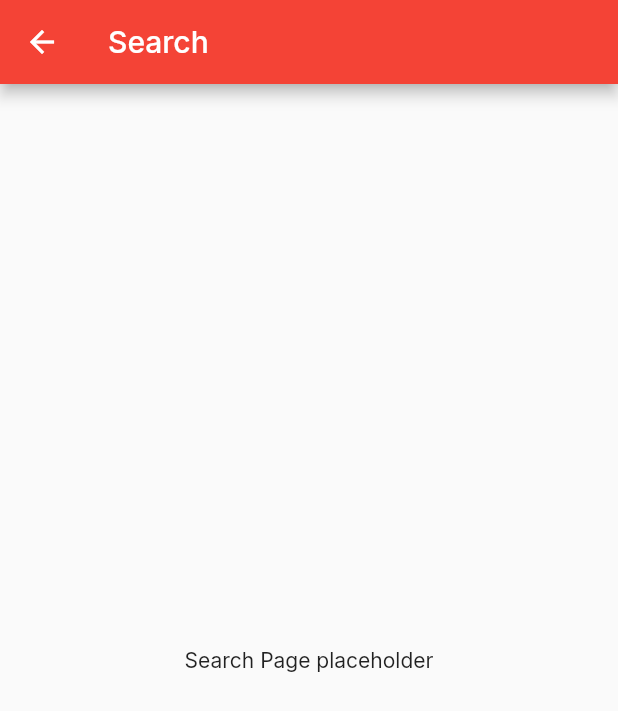
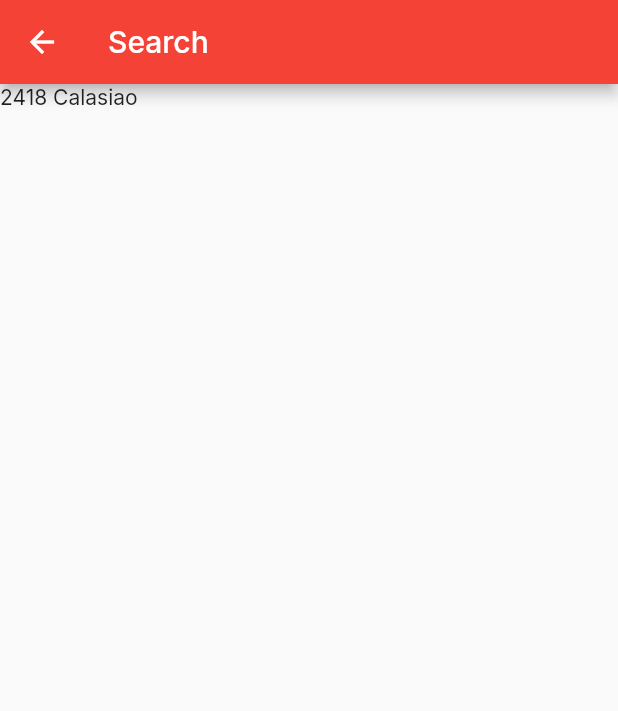
Before and after one commit to reddvid/zipcodeph_flutter, a Flutter app: the SearchPage screen opened directly, on a phone screen of 412 x 824 dp. Shown: the top 711 px of the screen. Run offline on Flutter 3.47's test engine with Material 2 defaults, Android fonts, the phone set to English and light mode, and no system bars; our stand-ins replace google_fonts, package_info_plus, share_plus.

Commit message:
Bare repo and search list

```diff
--- /dev/null
+++ b/lib/controllers/search.dart
@@ -0,0 +1,11 @@
+import 'package:zipcodeph_flutter/db/zip_db.dart';
+import 'package:zipcodeph_flutter/models/zipcode.dart';
+import 'package:zipcodeph_flutter/repositories/zip.dart';
+
+class SearchController {
+  final ZipRepository _zipRepo = ZipRepository(ZipDB());
+
+  Future<List<ZipCode>> getAllCodes() {
+    return _zipRepo.getAll();
+  }
+}
--- /dev/null
+++ b/lib/db/zip_db.dart
@@ -0,0 +1,18 @@
+import 'dart:math';
+
+class ZipDB {
+  final List<Map<String, dynamic>> _items = [
+    {'code': 2418, 'town': 'Calasiao', 'area': 'Pangasinan', 'fave': false}
+  ];
+  static final ZipDB _db = ZipDB._privateConstructor();
+
+  ZipDB._privateConstructor();
+
+  factory ZipDB() {
+    return _db;
+  }
+
+  Future<List<Map<String, dynamic>>> list() async {
+    return _items;
+  }
+}
--- a/lib/models/zipcode.dart
+++ b/lib/models/zipcode.dart
@@ -1,8 +1,18 @@
 class ZipCode {
-  final String code;
+  final int code;
   final String town;
   final String area;
   final bool fave;
 
   ZipCode(this.code, this.town, this.area, this.fave);
+
+  ZipCode.fromMap(Map<String, dynamic> data)
+      : code = data['code'],
+        town = data['town'],
+        area = data['area'],
+        fave = data['fave'];
+
+  Map<String, dynamic> toMap() {
+    return {'code': code, 'town': town, 'area': area, 'fave': fave};
+  }
 }
--- /dev/null
+++ b/lib/repositories/zip.dart
@@ -0,0 +1,21 @@
+import 'package:zipcodeph_flutter/db/zip_db.dart';
+import 'package:zipcodeph_flutter/models/zipcode.dart';
+import 'package:zipcodeph_flutter/repositories/zip_interface.dart';
+
+class ZipRepository implements IZipRepository {
+  late final ZipDB _db;
+
+  ZipRepository(this._db);
+
+  @override
+  Future<List<ZipCode>> getAll() async {
+    var items = await _db.list();
+    return items.map((item) => ZipCode.fromMap(item)).toList();
+  }
+
+  @override
+  Future<List<ZipCode>?> find(String query) {
+    // TODO: implement find
+    throw UnimplementedError();
+  }
+}
--- /dev/null
+++ b/lib/repositories/zip_interface.dart
@@ -0,0 +1,6 @@
+import '../models/zipcode.dart';
+
+abstract class IZipRepository {
+  Future<List<ZipCode>> getAll();
+  Future<List<ZipCode>?> find(String query);
+}
--- a/lib/views/mainpage.dart
+++ b/lib/views/mainpage.dart
@@ -138,7 +138,7 @@ class _MainMenuState extends State<MainMenu> {
                 style: TextStyle(color: Colors.black)),
             onPressed: () {
               Navigator.push(context,
-                  MaterialPageRoute(builder: (context) => const SearchPage()));
+                  MaterialPageRoute(builder: (context) => SearchPage()));
             },
             style: ButtonStyle(
                 shape: MaterialStateProperty.all<RoundedRectangleBorder>(
--- a/lib/views/searchpage.dart
+++ b/lib/views/searchpage.dart
@@ -1,20 +1,62 @@
 import 'package:flutter/material.dart';
 import 'package:flutter/src/foundation/key.dart';
 import 'package:flutter/src/widgets/framework.dart';
+import 'package:zipcodeph_flutter/controllers/search.dart';
+import 'package:zipcodeph_flutter/models/zipcode.dart';
 
 class SearchPage extends StatefulWidget {
-  const SearchPage({Key? key}) : super(key: key);
+  SearchPage({Key? key}) : super(key: key);
+  final SearchController _searchController = SearchController();
 
   @override
   State<SearchPage> createState() => _SearchPageState();
 }
 
 class _SearchPageState extends State<SearchPage> {
+  void _refreshList() {
+    setState(() {});
+  }
+
   @override
   Widget build(BuildContext context) {
     return Scaffold(
       appBar: AppBar(title: const Text("Search")),
-      body: const Center(child: Text("Search Page placeholder")),
+      body: _List(widget._searchController, _refreshList),
     );
   }
 }
+
+class _List extends StatelessWidget {
+  final SearchController _searchController;
+  final VoidCallback _refreshList;
+
+  const _List(this._searchController, this._refreshList);
+
+  @override
+  Widget build(BuildContext context) {
+    return FutureBuilder<List<ZipCode>>(
+        future: _searchController.getAllCodes(),
+        builder: (context, snapshot) {
+          if (!snapshot.hasData) {
+            return const Center(child: Text("Search Placeholder..."));
+          } else {
+            return ListView.builder(
+              itemCount: snapshot.data!.length,
+              itemBuilder: (context, index) {
+                ZipCode zipCode = snapshot.data![index];
+                return Text(zipCode.code.toString() + " " + zipCode.town);
+              },
+            );
+          }
+        });
+  }
+
+  List<ListTile> _createList(List<ZipCode> zipcodes) {
+    return zipcodes
+        .map((zip) => ListTile(
+              leading: Text(zip.code.toString()),
+              title: Text(zip.town),
+            ))
+        .toList();
+  }
+}
```
Also changed, not shown: lib/models/repository.dart (deleted).
